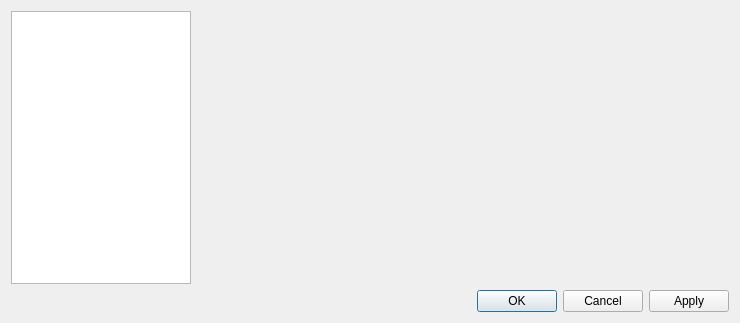
Old version of the form src/gui/dialogs/formsettings.ui in the repository martinrotter/textosaurus.
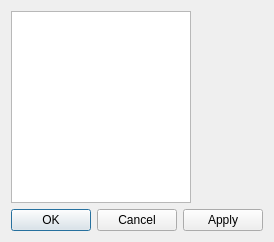
New version of the form.

Diff of the .ui file:
```diff
--- a/src/gui/dialogs/formsettings.ui
+++ b/src/gui/dialogs/formsettings.ui
@@ -2,14 +2,6 @@
 <ui version="4.0">
  <class>FormSettings</class>
  <widget class="QDialog" name="FormSettings">
-  <property name="geometry">
-   <rect>
-    <x>0</x>
-    <y>0</y>
-    <width>740</width>
-    <height>323</height>
-   </rect>
-  </property>
   <property name="windowTitle">
    <string>Settings</string>
   </property>
```
